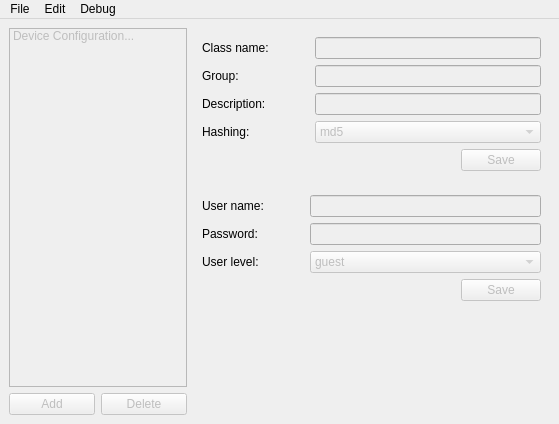
Qt form tools/passwordeditor/ui/mainwindow.ui (mlz-ictrl/nicos) before a commit.
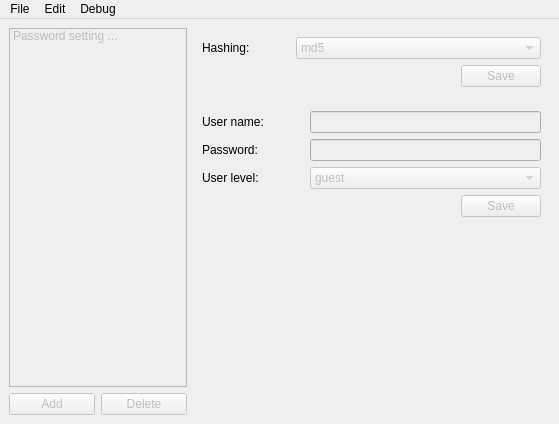
The same form after that commit.

Commit message:
TOOLS/PW-Editor: Rewrite the password editing tool
Using the redbaron (https://pypi.python.org/pypi/redbaron/) python
parser library the structure of the setup files (including the
comments) could be saved while the custom password entries will be
changed.

The tool only changes the password entries of the ListAuthenticator.

Patch:
```diff
--- a/tools/passwordeditor/ui/mainwindow.ui
+++ b/tools/passwordeditor/ui/mainwindow.ui
@@ -24,7 +24,7 @@
         </property>
         <item>
          <property name="text">
-          <string>Device Configuration...</string>
+          <string>Password setting ...</string>
          </property>
         </item>
        </widget>
@@ -60,28 +60,8 @@
       <item>
        <widget class="QWidget" name="infoWidget" native="true">
         <layout class="QGridLayout" name="gridLayout_2">
-         <item row="0" column="0">
-          <widget class="QLabel" name="labelClassName">
-           <property name="text">
-            <string>Class name:</string>
-           </property>
-          </widget>
-         </item>
-         <item row="0" column="2">
-          <widget class="QLineEdit" name="lineEditClassName">
-           <property name="enabled">
-            <bool>false</bool>
-           </property>
-           <property name="echoMode">
-            <enum>QLineEdit::Normal</enum>
-           </property>
-           <property name="readOnly">
-            <bool>true</bool>
-           </property>
-          </widget>
-         </item>
          <item row="0" column="1">
-          <spacer name="horizontalSpacerMiddle">
+          <spacer name="horizontalSpacerMiddle_2">
            <property name="orientation">
             <enum>Qt::Horizontal</enum>
            </property>
@@ -96,30 +76,14 @@
            </property>
           </spacer>
          </item>
-         <item row="3" column="0">
+         <item row="0" column="0">
           <widget class="QLabel" name="labelHashing">
            <property name="text">
             <string>Hashing:</string>
            </property>
           </widget>
          </item>
-         <item row="3" column="1">
-          <spacer name="horizontalSpacerMiddle_2">
-           <property name="orientation">
-            <enum>Qt::Horizontal</enum>
-           </property>
-           <property name="sizeType">
-            <enum>QSizePolicy::Fixed</enum>
-           </property>
-           <property name="sizeHint" stdset="0">
-            <size>
-             <width>40</width>
-             <height>20</height>
-            </size>
-           </property>
-          </spacer>
-         </item>
-         <item row="3" column="2">
+         <item row="0" column="2">
           <widget class="QComboBox" name="comboBoxHashing">
            <property name="enabled">
             <bool>false</bool>
@@ -136,7 +100,7 @@
            </item>
           </widget>
          </item>
-         <item row="4" column="2">
+         <item row="1" column="2">
           <layout class="QHBoxLayout" name="horizontalLayout_3">
            <item>
             <spacer name="horizontalSpacer_2">
@@ -163,72 +127,6 @@
            </item>
           </layout>
          </item>
-         <item row="1" column="0">
-          <widget class="QLabel" name="labelGroup">
-           <property name="text">
-            <string>Group:</string>
-           </property>
-          </widget>
-         </item>
-         <item row="2" column="0">
-          <widget class="QLabel" name="labelDescription">
-           <property name="text">
-            <string>Description:</string>
-           </property>
-          </widget>
-         </item>
-         <item row="1" column="1">
-          <spacer name="horizontalSpacerMiddle_3">
-           <property name="orientation">
-            <enum>Qt::Horizontal</enum>
-           </property>
-           <property name="sizeType">
-            <enum>QSizePolicy::Fixed</enum>
-           </property>
-           <property name="sizeHint" stdset="0">
-            <size>
-             <width>40</width>
-             <height>20</height>
-            </size>
-           </property>
-          </spacer>
-         </item>
-         <item row="2" column="1">
-          <spacer name="horizontalSpacerMiddle_7">
-           <property name="orientation">
-            <enum>Qt::Horizontal</enum>
-           </property>
-           <property name="sizeType">
-            <enum>QSizePolicy::Fixed</enum>
-           </property>
-           <property name="sizeHint" stdset="0">
-            <size>
-             <width>40</width>
-             <height>20</height>
-            </size>
-           </property>
-          </spacer>
-         </item>
-         <item row="1" column="2">
-          <widget class="QLineEdit" name="lineEditGroup">
-           <property name="enabled">
-            <bool>false</bool>
-           </property>
-           <property name="readOnly">
-            <bool>true</bool>
-           </property>
-          </widget>
-         </item>
-         <item row="2" column="2">
-          <widget class="QLineEdit" name="lineEditDescription">
-           <property name="enabled">
-            <bool>false</bool>
-           </property>
-           <property name="readOnly">
-            <bool>true</bool>
-           </property>
-          </widget>
-         </item>
         </layout>
        </widget>
       </item>
```
Left out of the diff: 90 changed lines with no effect on the pictures. The commit also changes 3 other files.
